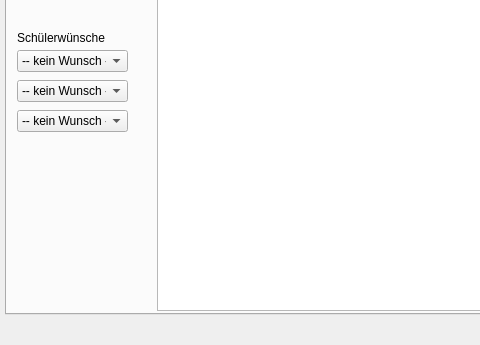
m-bra/Teilintegration, file qt/mainwindow.ui: the form before one commit; both pictures show x 0 to 480 and y 141 to 486 of the 779 by 486 pixel window.
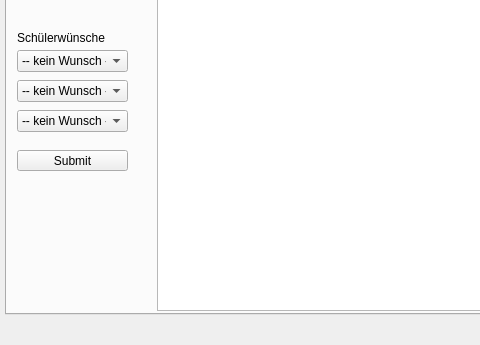
The form after the commit.

Commit message:
oder so HAHAHA
reee

```diff
--- a/qt/mainwindow.ui
+++ b/qt/mainwindow.ui
@@ -441,6 +441,19 @@
        </property>
       </item>
      </widget>
+     <widget class="QPushButton" name="submitButton">
+      <property name="geometry">
+       <rect>
+        <x>10</x>
+        <y>260</y>
+        <width>111</width>
+        <height>21</height>
+       </rect>
+      </property>
+      <property name="text">
+       <string>Submit</string>
+      </property>
+     </widget>
     </widget>
     <widget class="QWidget" name="tab_lehrer">
      <attribute name="title">
```
